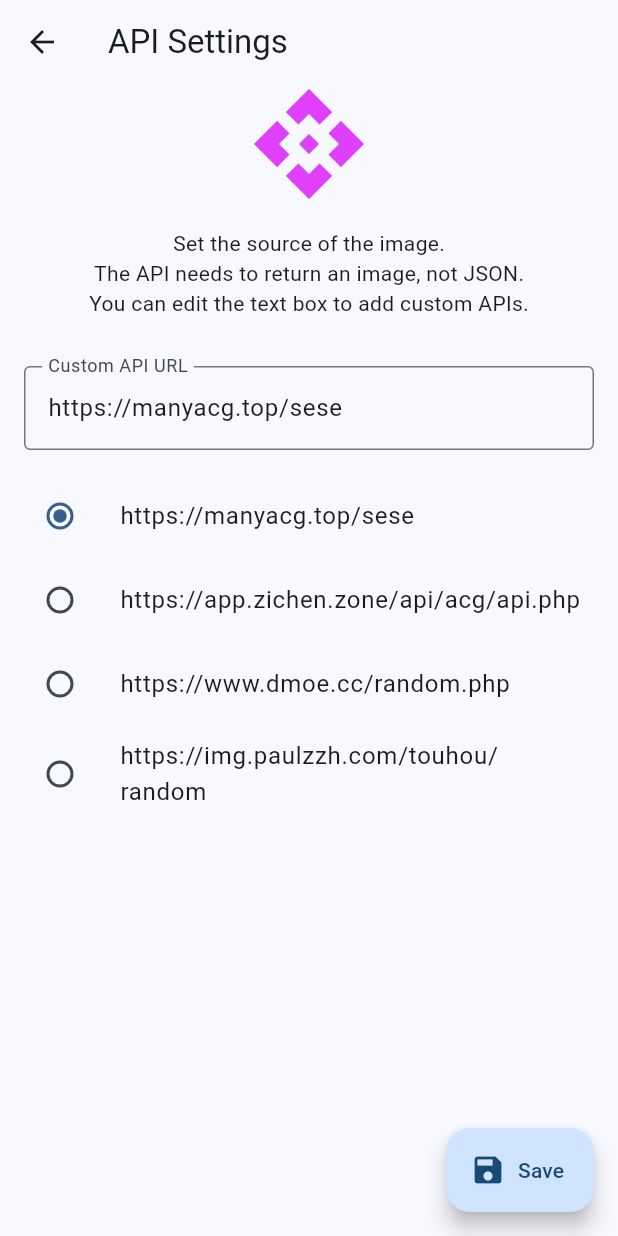
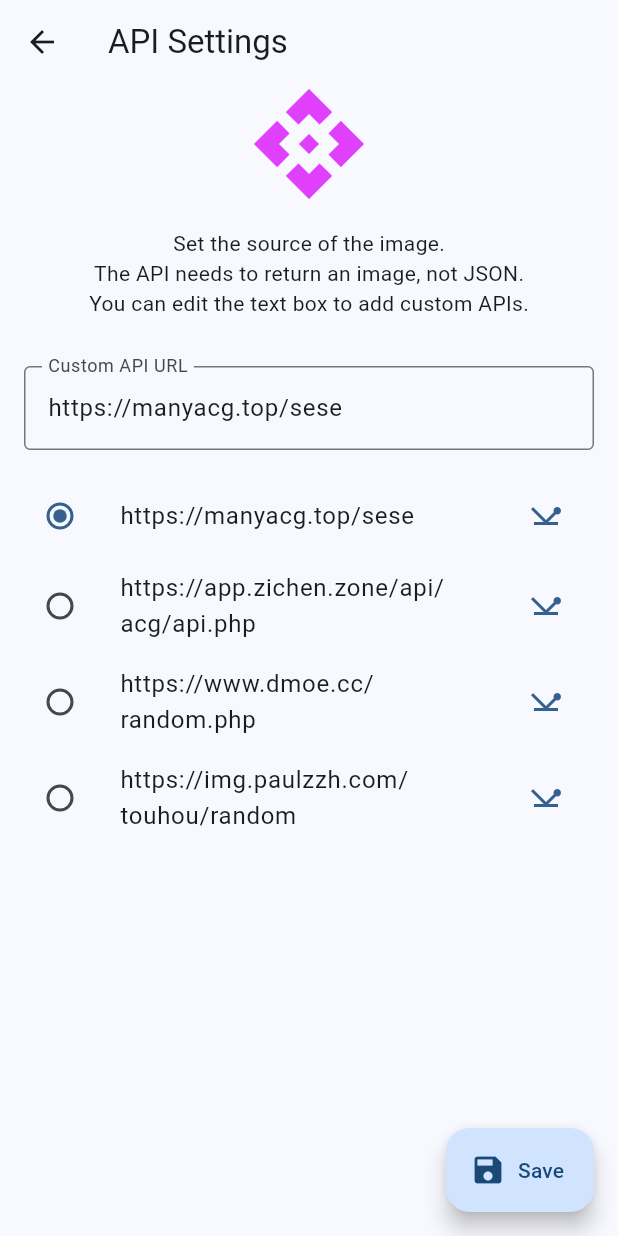
Before and after one commit to KSSJW/lucky-artwork, a Flutter app: the Setting screen opened directly, after a tap on "API", on a phone screen of 412 x 824 dp. Run offline on Flutter 3.47's test engine with Material 3 defaults, Android fonts, the light colour scheme and no system bars; our stand-ins replace flutter_phoenix, flutter_spinkit, package_info_plus, permission_handler, pub_semver, shared_preferences and 1 more; missing offline and left inert: image_gallery_saver_plus; accounts and stored records are empty; network calls fail.

Commit message:
1.6.0-alpha.1 (Feat Perf Refactor Style) NoDataPageIncludesRedirect APIConnectivityCheck DeveloperOptions Const ClassName SettingItem
- Feat: The "No Data" page on the homepage now includes a redirect to the API settings page.
- Feat: A connectivity check feature has been added to the API settings.
- Feat: A developer options page has been added.
- Perf: Some `const` fields in the code have been added.
- Refactor: Some class names in the code have been changed.
- Style: Some settings items have been changed.

```diff
--- a/lib/setting/api/api_setting.dart
+++ b/lib/setting/api/api_setting.dart
@@ -1,5 +1,6 @@
 import 'package:flutter/material.dart';
 import 'package:lucky_artwork/setting/api/api_setting_function.dart';
+import 'package:lucky_artwork/setting/api/api_setting_item.dart';
 import 'package:shared_preferences/shared_preferences.dart';
 
 class ApiSettingPage extends StatefulWidget {
@@ -97,8 +98,12 @@
           ),
           Expanded(
             child: ListView.builder(
-              itemCount: allApis.length,
+              itemCount: allApis.length +1,
               itemBuilder: (context, index) {
+                if (index == allApis.length) {
+                  return const SizedBox(height: 100);
+                }
+
                 final api = allApis[index];
                 final isBuiltIn = builtInApis.contains(api);
                 return ListTile(
@@ -115,12 +120,23 @@
                     },
                     child: Radio<String>(value: api),
                   ),
-                  trailing: isBuiltIn
-                    ? null
-                    : IconButton(
-                        icon: const Icon(Icons.delete, color: Colors.red),
+                  trailing: Row(
+                    mainAxisSize: MainAxisSize.min,
+                    children: [
+
+                      // 检查连通性按钮
+                      ApiCheckButton(api: api),
+
+                      // 删除按钮
+                      if (!isBuiltIn) IconButton(
+                        icon: const Icon(
+                          Icons.delete,
+                          color: Colors.red
+                        ),
                         onPressed: () => removeCustomApi(api),
                       ),
+                    ],
+                  ),
                   onTap: () {
                     setState(() {
                       selectedApi = api;
--- /dev/null
+++ b/lib/setting/api/api_setting_item.dart
@@ -0,0 +1,56 @@
+import 'package:flutter/material.dart';
+import 'package:http/http.dart' as http;
+
+class ApiCheckButton extends StatefulWidget {
+  final String api;
+  const ApiCheckButton({required this.api, super.key});
+
+  @override
+  State<ApiCheckButton> createState() => ApiCheckButtonState();
+}
+
+class ApiCheckButtonState extends State<ApiCheckButton> {
+  bool checking = false;
+  bool? success;
+
+  Future<bool> checkApiConnectivity(String apiUrl) async {
+    try {
+      final response = await http.get(Uri.parse(apiUrl)).timeout(const Duration(seconds: 5));
+      return response.statusCode == 200;
+    } catch (e) {
+      return false;
+    }
+  }
+
+  Future<void> _check() async {
+    setState(() => checking = true);
+    final ok = await checkApiConnectivity(widget.api);
+
+    if (!mounted) return;
+
+    setState(() {
+      checking = false;
+      success = ok;
+    });
+  }
+
+  @override
+  Widget build(BuildContext context) {
+    Widget icon;
+    if (checking) {
+      icon = const SizedBox(
+        width: 24,
+        height: 24,
+        child: CircularProgressIndicator(strokeWidth: 2),
+      );
+    } else if (success == true) {
+      icon = const Icon(Icons.check, color: Colors.green);
+    } else if (success == false) {
+      icon = const Icon(Icons.close, color: Colors.red);
+    } else {
+      icon = Icon(Icons.network_ping, color: Theme.of(context).colorScheme.primary);
+    }
+
+    return IconButton(icon: icon, onPressed: checking ? null : _check);
+  }
+}
--- a/lib/setting/setting.dart
+++ b/lib/setting/setting.dart
@@ -2,8 +2,9 @@
 import 'package:flutter_phoenix/flutter_phoenix.dart';
 import 'package:lucky_artwork/setting/api/api_setting.dart';
 import 'package:lucky_artwork/setting/cache/cache_setting.dart';
+import 'package:lucky_artwork/setting/developer_options/developer_options_setting.dart';
 import 'package:lucky_artwork/setting/display/display_setting.dart';
-import 'package:lucky_artwork/setting/info/info.dart';
+import 'package:lucky_artwork/setting/about/info.dart';
 import 'package:lucky_artwork/setting/update/update_setting.dart';
 import 'package:lucky_artwork/util/function_util.dart';
 import 'package:package_info_plus/package_info_plus.dart';
@@ -61,7 +62,7 @@
                   onTap: () {
                     Navigator.push(
                       context,
-                      MaterialPageRoute(builder: (context) => ApiSettingPage()),
+                      MaterialPageRoute(builder: (context) => const ApiSettingPage()),
                     );
                   },
                 ),
@@ -77,7 +78,7 @@
                   onTap: () {
                     Navigator.push(
                       context,
-                      MaterialPageRoute(builder: (context) => DisplaySettingPage()),
+                      MaterialPageRoute(builder: (context) => const DisplaySettingPage()),
                     );
                   },
                 ),
@@ -93,7 +94,7 @@
                   onTap: () {
                     Navigator.push(
                       context,
-                      MaterialPageRoute(builder: (context) => CacheSettingPage()),
+                      MaterialPageRoute(builder: (context) => const CacheSettingPage()),
                     );
                   },
                 ),
@@ -109,7 +110,23 @@
                   onTap: () {
                     Navigator.push(
                       context,
-                      MaterialPageRoute(builder: (context) => UpdateSettingPage()),
+                      MaterialPageRoute(builder: (context) => const UpdateSettingPage()),
+                    );
+                  },
+                ),
+                const Divider(),
+
+                ListTile(
+                  leading: const Icon(
+                    Icons.code,
+                    color: Colors.teal,
+                  ),
+                  title: const Text("Developer Options"),
+                  subtitle: const Text("Used for testing or advanced control."),
+                  onTap: () {
+                    Navigator.push(
+                      context,
+                      MaterialPageRoute(builder: (context) => const DeveloperOptionsPage()),
                     );
                   },
                 ),
@@ -120,12 +137,12 @@
                     Icons.info_outline,
                     color: Colors.blue,
                   ),
-                  title: const Text("Info"),
+                  title: const Text("About"),
                   subtitle: const Text("Information about this software."),
                   onTap: () {
                     Navigator.push(
                       context,
-                      MaterialPageRoute(builder: (context) => InfoPage()),
+                      MaterialPageRoute(builder: (context) => const AboutPage()),
                     );
                   },
                 ),
--- a/pubspec.yaml
+++ b/pubspec.yaml
@@ -16,7 +16,7 @@
 # https://developer.apple.com/library/archive/documentation/General/Reference/InfoPlistKeyReference/Articles/CoreFoundationKeys.html
 # In Windows, build-name is used as the major, minor, and patch parts
 # of the product and file versions while build-number is used as the build suffix.
-version: 1.5.0+36
+version: 1.6.0-alpha.1+37
 
 environment:
   sdk: ^3.11.1
```
Also changed, not shown: lib/home/home.dart (+20 -1 lines), lib/setting/about/info.dart (renamed from lib/setting/info/info.dart, +4 -4 lines), lib/setting/developer_options/developer_options_setting.dart (added, +61 -0 lines).
